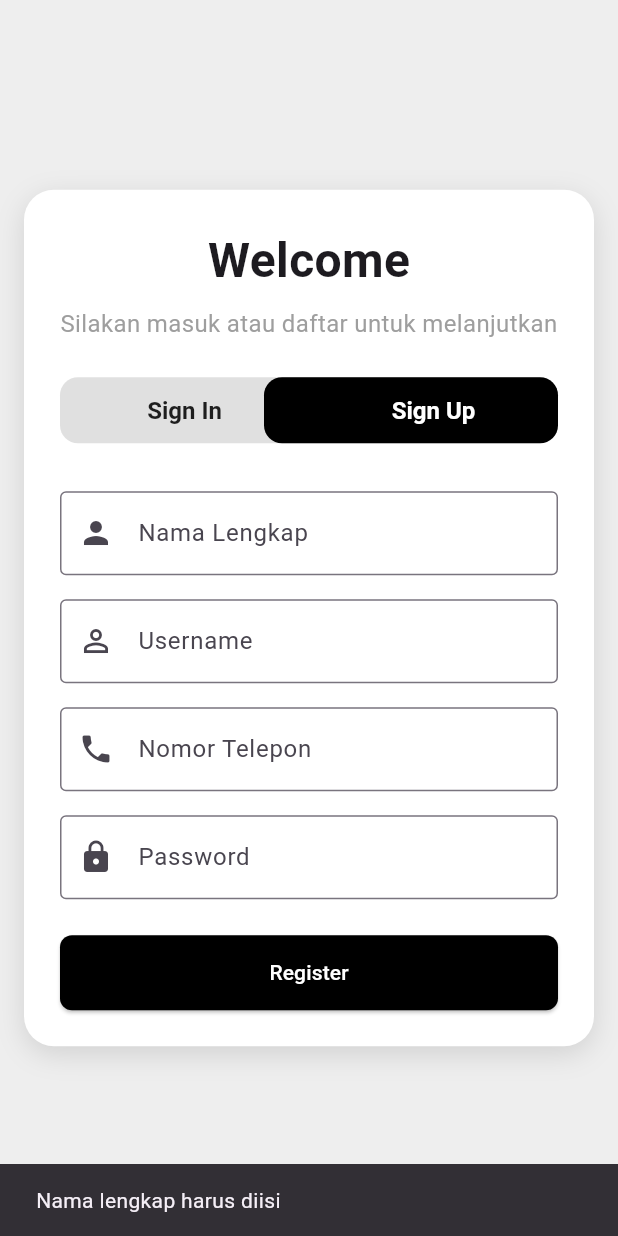
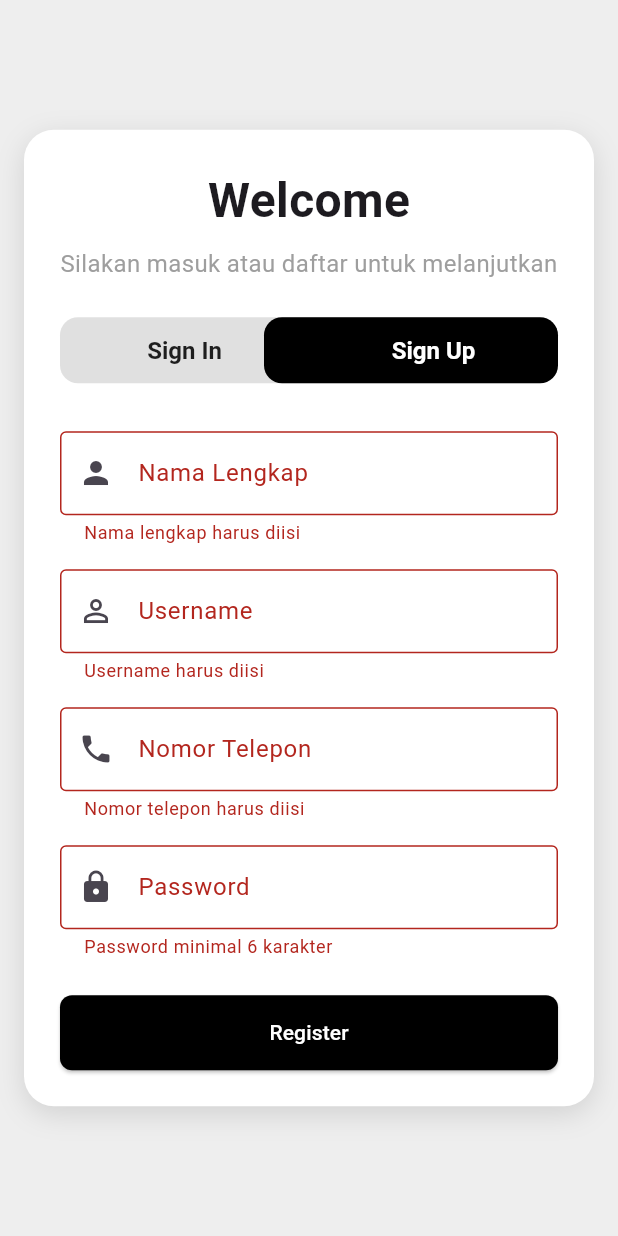
Before and after one commit to Asyrof12/crud_flutter, a Flutter app: the screen it shows after launch, after a tap on "Sign Up", after a tap on "Register", on a phone screen of 412 x 824 dp. Run offline on Flutter 3.47's test engine with Material 3 defaults, Android fonts, the phone set to English and light mode, and no system bars; our stand-ins replace flutter_dotenv.

Commit message:
fix : login register

```diff
--- a/lib/auth_screens/screens.dart
+++ b/lib/auth_screens/screens.dart
@@ -34,6 +34,9 @@ class _WelcomeScreenState extends State<WelcomeScreen>
     with SingleTickerProviderStateMixin {
   bool isLoginSelected = true;
   bool isLoading = false;
+
+  final _formKeyLogin = GlobalKey<FormState>();
+  final _formKeyRegister = GlobalKey<FormState>();
 
   final TextEditingController nameController = TextEditingController();
   final TextEditingController usernameController = TextEditingController();
@@ -89,26 +92,37 @@ class _WelcomeScreenState extends State<WelcomeScreen>
     }
   }
 
-  Future<Map<String, dynamic>> loginUser(
-      String username, String password) async {
+  // ---- API CALLS ----
+  Future<Map<String, dynamic>> _login(String username, String password) async {
     final uri = Uri.parse('$baseUrl/login');
-    final response = await http.post(
+    final res = await http.post(
       uri,
       headers: {'Content-Type': 'application/json'},
       body: jsonEncode({'username': username, 'password': password}),
     );
 
-    if (response.statusCode == 200) {
-      return jsonDecode(response.body);
-    } else {
-      throw Exception('Login gagal: ${response.body}');
-    }
+    if (res.statusCode != 200) {
+      throw Exception(_extractError(res.body, 'Login gagal'));
     }
 
-  Future<Map<String, dynamic>> registerUser(
-      String name, String username, String password, String phone) async {
+    final data = _safeJson(res.body);
+
+    // Jika login berhasil, lewati exception
+    if (!(data['success'] == true || (data['message']?.toLowerCase().contains('berhasil') ?? false))) {
+      throw Exception(data['message'] ?? 'Kredensial salah');
+    }
+
+    return data;
+  }
+
+  Future<Map<String, dynamic>> _register({
+    required String name,
+    required String username,
+    required String password,
+    required String phone,
+  }) async {
     final uri = Uri.parse('$baseUrl/register');
-    final response = await http.post(
+    final res = await http.post(
       uri,
       headers: {'Content-Type': 'application/json'},
       body: jsonEncode({
@@ -119,89 +133,96 @@ class _WelcomeScreenState extends State<WelcomeScreen>
       }),
     );
 
-    if (response.statusCode == 200 || response.statusCode == 201) {
-      return jsonDecode(response.body);
-    } else {
-      throw Exception('Registrasi gagal: ${response.body}');
+    if (res.statusCode != 200 && res.statusCode != 201) {
+      throw Exception(_extractError(res.body, 'Registrasi gagal'));
+    }
+
+    final data = _safeJson(res.body);
+    if (!(data['success'] == true || (data['message']?.toLowerCase().contains('berhasil') ?? false))) {
+      throw Exception(data['message'] ?? 'Registrasi gagal');
+    }
+
+    return data;
+  }
+
+  Map<String, dynamic> _safeJson(String body) {
+    try {
+      final decoded = jsonDecode(body);
+      if (decoded is Map<String, dynamic>) return decoded;
+      return {'message': 'Format response tidak valid'};
+    } catch (_) {
+      return {'message': 'Response bukan JSON'};
     }
   }
 
-  void onSubmit() async {
-    if (!isLoginSelected) {
-      if (nameController.text.trim().isEmpty) {
-        _showSnack('Nama lengkap harus diisi');
-        return;
-      }
-      if (usernameController.text.trim().isEmpty) {
-        _showSnack('Username harus diisi');
-        return;
-      }
-      if (phoneController.text.trim().isEmpty) {
-        _showSnack('Nomor telepon harus diisi');
-        return;
-      }
-    } else {
-      if (usernameController.text.trim().isEmpty) {
-        _showSnack('Username harus diisi');
-        return;
-      }
+  String _extractError(String body, String fallback) {
+    try {
+      final d = jsonDecode(body);
+      if (d is Map && d['message'] is String) return d['message'];
+    } catch (_) {}
+    return fallback;
   }
 
-    if (passwordController.text.trim().isEmpty ||
-        passwordController.text.length < 6) {
-      _showSnack('Password minimal 6 karakter');
-      return;
+  // ---- SUBMIT ----
+  Future<void> onSubmit() async {
+    FocusScope.of(context).unfocus();
+
+    if (isLoginSelected) {
+      if (!(_formKeyLogin.currentState?.validate() ?? false)) return;
+    } else {
+      if (!(_formKeyRegister.currentState?.validate() ?? false)) return;
     }
 
-    setState(() {
-      isLoading = true;
-    });
+    setState(() => isLoading = true);
 
     try {
       if (isLoginSelected) {
-        final result = await loginUser(
-            usernameController.text.trim(), passwordController.text.trim());
-        print('Login sukses: $result');
-        _showSnack('Login berhasil!');
+        final data = await _login(
+          usernameController.text.trim(),
+          passwordController.text.trim(),
+        );
+        print('Login response: $data');
+
+        _showSnack(data['message'] ?? 'Login berhasil');
         passwordController.clear();
 
+        if (!mounted) return;
         Navigator.pushReplacement(
           context,
-          MaterialPageRoute(builder: (context) => MyCard(apiUrl: baseUrl)),
+          MaterialPageRoute(
+            builder: (context) => MyCard(apiUrl: dotenv.env['API_URL'] ?? ''),
+          ),
         );
       } else {
-        final result = await registerUser(
-          nameController.text.trim(),
-          usernameController.text.trim(),
-          passwordController.text.trim(),
-          phoneController.text.trim(),
+        final data = await _register(
+          name: nameController.text.trim(),
+          username: usernameController.text.trim(),
+          password: passwordController.text.trim(),
+          phone: phoneController.text.trim(),
         );
-        print('Register sukses: $result');
-        _showSnack('Registrasi berhasil! Silakan login.');
+
+        _showSnack(data['message'] ?? 'Registrasi berhasil! Silakan login.');
         toggleSelection(true);
         passwordController.clear();
       }
     } catch (e) {
-      _showSnack('Error: $e');
+      _showSnack(e.toString().replaceFirst('Exception: ', ''));
     } finally {
-      setState(() {
-        isLoading = false;
-      });
+      if (mounted) setState(() => isLoading = false);
     }
   }
 
   void _showSnack(String message) {
-    ScaffoldMessenger.of(context).showSnackBar(
-      SnackBar(content: Text(message)),
-    );
+    ScaffoldMessenger.of(context)
+        .showSnackBar(SnackBar(content: Text(message)));
   }
 
+  // ---- UI ----
   Widget buildToggleButtons() {
     final double screenWidth = MediaQuery.of(context).size.width;
-  final double containerWidth = screenWidth > popupWidthMax
-      ? popupWidthMax
-      : screenWidth - 40;
-  final double toggleWidth = (containerWidth - 8) / 2; // 8 padding kiri-kanan
+    final double containerWidth =
+        screenWidth > popupWidthMax ? popupWidthMax : screenWidth - 40;
+    final double toggleWidth = (containerWidth - 8) / 2;
 
     return Container(
       width: containerWidth,
@@ -232,7 +253,7 @@ class _WelcomeScreenState extends State<WelcomeScreen>
             children: [
               Expanded(
                 child: TextButton(
-                onPressed: () => toggleSelection(true),
+                  onPressed: isLoading ? null : () => toggleSelection(true),
                   style: TextButton.styleFrom(
                     foregroundColor:
                         isLoginSelected ? Colors.white : inactiveTextColor,
@@ -246,7 +267,7 @@ class _WelcomeScreenState extends State<WelcomeScreen>
               ),
               Expanded(
                 child: TextButton(
-                onPressed: () => toggleSelection(false),
+                  onPressed: isLoading ? null : () => toggleSelection(false),
                   style: TextButton.styleFrom(
                     foregroundColor:
                         !isLoginSelected ? Colors.white : inactiveTextColor,
@@ -265,6 +286,114 @@ class _WelcomeScreenState extends State<WelcomeScreen>
     );
   }
 
+  Widget buildLoginForm() {
+    return Form(
+      key: _formKeyLogin,
+      child: Column(
+        mainAxisSize: MainAxisSize.min,
+        children: [
+          Padding(
+            padding: const EdgeInsets.only(bottom: 16),
+            child: TextFormField(
+              key: const ValueKey('username_login'),
+              controller: usernameController,
+              decoration: const InputDecoration(
+                labelText: "Username",
+                border: OutlineInputBorder(),
+                prefixIcon: Icon(Icons.person),
+              ),
+              validator: (v) => (v == null || v.trim().isEmpty)
+                  ? 'Username harus diisi'
+                  : null,
+            ),
+          ),
+          TextFormField(
+            key: const ValueKey('password_login'),
+            controller: passwordController,
+            obscureText: true,
+            decoration: const InputDecoration(
+              labelText: "Password",
+              border: OutlineInputBorder(),
+              prefixIcon: Icon(Icons.lock),
+            ),
+            validator: (v) => (v == null || v.length < 6)
+                ? 'Password minimal 6 karakter'
+                : null,
+          ),
+        ],
+      ),
+    );
+  }
+
+  Widget buildRegisterForm() {
+    return Form(
+      key: _formKeyRegister,
+      child: Column(
+        mainAxisSize: MainAxisSize.min,
+        children: [
+          Padding(
+            padding: const EdgeInsets.only(bottom: 16),
+            child: TextFormField(
+              key: const ValueKey('name_register'),
+              controller: nameController,
+              decoration: const InputDecoration(
+                labelText: "Nama Lengkap",
+                border: OutlineInputBorder(),
+                prefixIcon: Icon(Icons.person),
+              ),
+              validator: (v) => (v == null || v.trim().isEmpty)
+                  ? 'Nama lengkap harus diisi'
+                  : null,
+            ),
+          ),
+          Padding(
+            padding: const EdgeInsets.only(bottom: 16),
+            child: TextFormField(
+              key: const ValueKey('username_register'),
+              controller: usernameController,
+              decoration: const InputDecoration(
+                labelText: "Username",
+                border: OutlineInputBorder(),
+                prefixIcon: Icon(Icons.person_outline),
+              ),
+              validator: (v) => (v == null || v.trim().isEmpty)
+                  ? 'Username harus diisi'
+                  : null,
+            ),
+          ),
+          Padding(
+            padding: const EdgeInsets.only(bottom: 16),
+            child: TextFormField(
+              key: const ValueKey('phone_register'),
+              controller: phoneController,
+              keyboardType: TextInputType.phone,
+              decoration: const InputDecoration(
+                labelText: "Nomor Telepon",
+                border: OutlineInputBorder(),
+                prefixIcon: Icon(Icons.phone),
+              ),
+              validator: (v) => (v == null || v.trim().isEmpty)
+                  ? 'Nomor telepon harus diisi'
+                  : null,
+            ),
+          ),
+          TextFormField(
+            key: const ValueKey('password_register'),
+            controller: passwordController,
+            obscureText: true,
+            decoration: const InputDecoration(
+              labelText: "Password",
+              border: OutlineInputBorder(),
+              prefixIcon: Icon(Icons.lock),
+            ),
+            validator: (v) => (v == null || v.length < 6)
+                ? 'Password minimal 6 karakter'
+                : null,
+          ),
+        ],
+      ),
+    );
+  }
 
   Widget buildInputFields() {
     return AnimatedSwitcher(
@@ -274,86 +403,7 @@ class _WelcomeScreenState extends State<WelcomeScreen>
       child: Padding(
         key: ValueKey(isLoginSelected),
         padding: const EdgeInsets.only(top: 8),
-        child: isLoginSelected
-            ? Column(
-                mainAxisSize: MainAxisSize.min,
-                children: [
-                  Padding(
-                    padding: const EdgeInsets.only(bottom: 16),
-                    child: TextField(
-                      key: const ValueKey('username_login'),
-                      controller: usernameController,
-                      decoration: const InputDecoration(
-                        labelText: "Username",
-                        border: OutlineInputBorder(),
-                        prefixIcon: Icon(Icons.person),
-                      ),
-                    ),
-                  ),
-                  TextField(
-                    key: const ValueKey('password_login'),
-                    controller: passwordController,
-                    obscureText: true,
-                    decoration: const InputDecoration(
-                      labelText: "Password",
-                      border: OutlineInputBorder(),
-                      prefixIcon: Icon(Icons.lock),
-                    ),
-                  ),
-                ],
-              )
-            : Column(
-                mainAxisSize: MainAxisSize.min,
-                children: [
-                  Padding(
-                    padding: const EdgeInsets.only(bottom: 16),
-                    child: TextField(
-                      key: const ValueKey('name_register'),
-                      controller: nameController,
-                      decoration: const InputDecoration(
-                        labelText: "Nama Lengkap",
-                        border: OutlineInputBorder(),
-                        prefixIcon: Icon(Icons.person),
-                      ),
-                    ),
-                  ),
-                  Padding(
-                    padding: const EdgeInsets.only(bottom: 16),
-                    child: TextField(
-                      key: const ValueKey('username_register'),
-                      controller: usernameController,
-                      decoration: const InputDecoration(
-                        labelText: "Username",
-                        border: OutlineInputBorder(),
-                        prefixIcon: Icon(Icons.person_outline),
-                      ),
-                    ),
-                  ),
-                  Padding(
-                    padding: const EdgeInsets.only(bottom: 16),
-                    child: TextField(
-                      key: const ValueKey('phone_register'),
-                      controller: phoneController,
-                      keyboardType: TextInputType.phone,
-                      decoration: const InputDecoration(
-                        labelText: "Nomor Telepon",
-                        border: OutlineInputBorder(),
-                        prefixIcon: Icon(Icons.phone),
-                      ),
-                    ),
-                  ),
-                  TextField(
-                    key: const ValueKey('password_register'),
-                    controller: passwordController,
-                    obscureText: true,
-                    decoration: const InputDecoration(
-                      labelText: "Password",
-                      border: OutlineInputBorder(),
-                      prefixIcon: Icon(Icons.lock),
-                    ),
-                  ),
-                ],
-              ),
+        child: isLoginSelected ? buildLoginForm() : buildRegisterForm(),
       ),
     );
   }
--- a/lib/settings/about.dart
+++ b/lib/settings/about.dart
@@ -87,7 +87,7 @@ class AboutPage extends StatelessWidget {
             );
           },
         ),
-        title: const Text("Tentang Aplikasi"),
+        title: const Text("About Aplikasi"),
       ),
       body: ListView(
         padding: const EdgeInsets.all(16),
```
Lines whose indentation alone changed are shown as unchanged.
